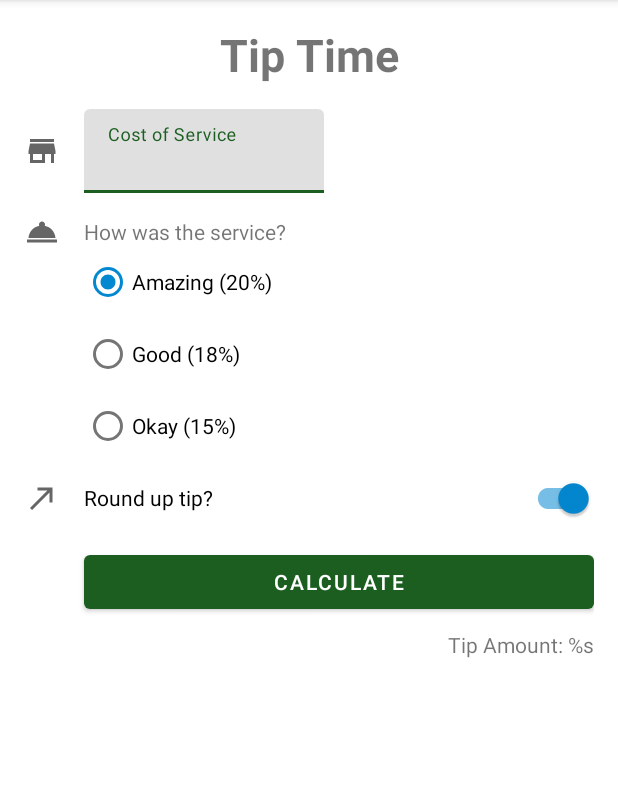
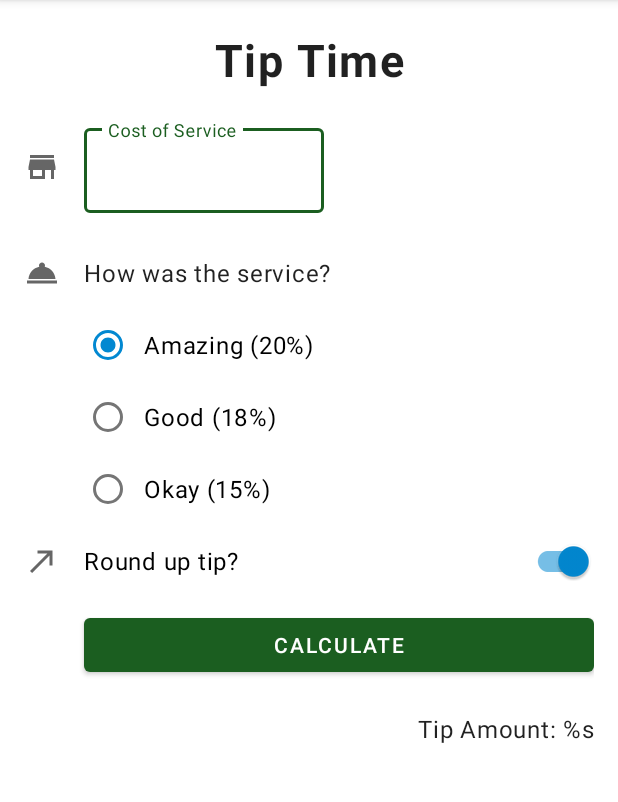
Before and after one commit to JellyRollJunior/kotlin-journal-app, an Android app: the TipCalculator screen opened directly, with no data from a screen before it, on a phone screen of 412 x 824 dp, the part 84-886 px from its top. Run offline under Robolectric (Android 15) with nearby library versions, the phone set to English and light mode, and no system bars.

Commit message:
Add themes and styles.

```diff
--- a/app/src/main/res/layout/activity_tip_calculator.xml
+++ b/app/src/main/res/layout/activity_tip_calculator.xml
@@ -9,6 +9,7 @@
 
     <TextView
         android:id="@+id/tip_time"
+        style="@style/Widget.TipTime.TextView"
         android:layout_width="wrap_content"
         android:layout_height="wrap_content"
         android:text="@string/tip_time"
@@ -58,6 +59,7 @@
 
     <TextView
         android:id="@+id/service_question"
+        style="@style/Widget.TipTime.TextView"
         android:layout_width="wrap_content"
         android:layout_height="wrap_content"
         android:text="@string/how_was_the_service"
@@ -127,6 +129,7 @@
 
     <TextView
         android:id="@+id/tip_result"
+        style="@style/Widget.TipTime.TextView"
         android:layout_width="wrap_content"
         android:layout_height="wrap_content"
         android:text="@string/tip_amount"
--- a/app/src/main/res/values-night/themes.xml
+++ b/app/src/main/res/values-night/themes.xml
@@ -11,6 +11,10 @@
         <item name="colorOnSecondary">@color/black</item>
         <!-- Status bar color. -->
         <item name="android:statusBarColor" tools:targetApi="l">?attr/colorPrimaryVariant</item>
+
         <!-- Customize your theme here. -->
+        <item name="textInputStyle">@style/Widget.MaterialComponents.TextInputLayout.OutlinedBox</item>
+        <item name="radioButtonStyle">@style/Widget.TipTime.CompoundButton.RadioButton</item>
+        <item name="switchStyle">@style/Widget.TipTime.CompoundButton.Switch</item>
     </style>
 </resources>
--- /dev/null
+++ b/app/src/main/res/values/dimens.xml
@@ -0,0 +1,5 @@
+<?xml version="1.0" encoding="utf-8"?>
+<resources>
+    <dimen name="min_text_height">48dp</dimen>
+
+</resources>
--- /dev/null
+++ b/app/src/main/res/values/styles.xml
@@ -0,0 +1,18 @@
+<?xml version="1.0" encoding="utf-8"?>
+<resources xmlns:android="http://schemas.android.com/apk/res/android">
+    <style name="Widget.TipTime.TextView" parent="Widget.MaterialComponents.TextView">
+        <item name="android:minHeight">@dimen/min_text_height</item>
+        <item name="android:gravity">center_vertical</item>
+        <item name="android:textAppearance">?attr/textAppearanceBody1</item>
+    </style>
+    <style name="Widget.TipTime.CompoundButton.Switch" parent="Widget.MaterialComponents.CompoundButton.Switch">
+        <item name="android:minHeight">@dimen/min_text_height</item>
+        <item name="android:gravity">center_vertical</item>
+        <item name="android:textAppearance">?attr/textAppearanceBody1</item>
+    </style>
+    <style name="Widget.TipTime.CompoundButton.RadioButton"
+        parent="Widget.MaterialComponents.CompoundButton.RadioButton">
+        <item name="android:paddingStart">8dp</item>
+        <item name="android:textAppearance">?attr/textAppearanceBody1</item>
+    </style>
+</resources>
--- a/app/src/main/res/values/themes.xml
+++ b/app/src/main/res/values/themes.xml
@@ -11,6 +11,10 @@
         <item name="colorOnSecondary">@color/black</item>
         <!-- Status bar color. -->
         <item name="android:statusBarColor" tools:targetApi="l">?attr/colorPrimaryVariant</item>
+
         <!-- Customize your theme here. -->
+        <item name="textInputStyle">@style/Widget.MaterialComponents.TextInputLayout.OutlinedBox</item>
+        <item name="radioButtonStyle">@style/Widget.TipTime.CompoundButton.RadioButton</item>
+        <item name="switchStyle">@style/Widget.TipTime.CompoundButton.Switch</item>
     </style>
 </resources>
```
